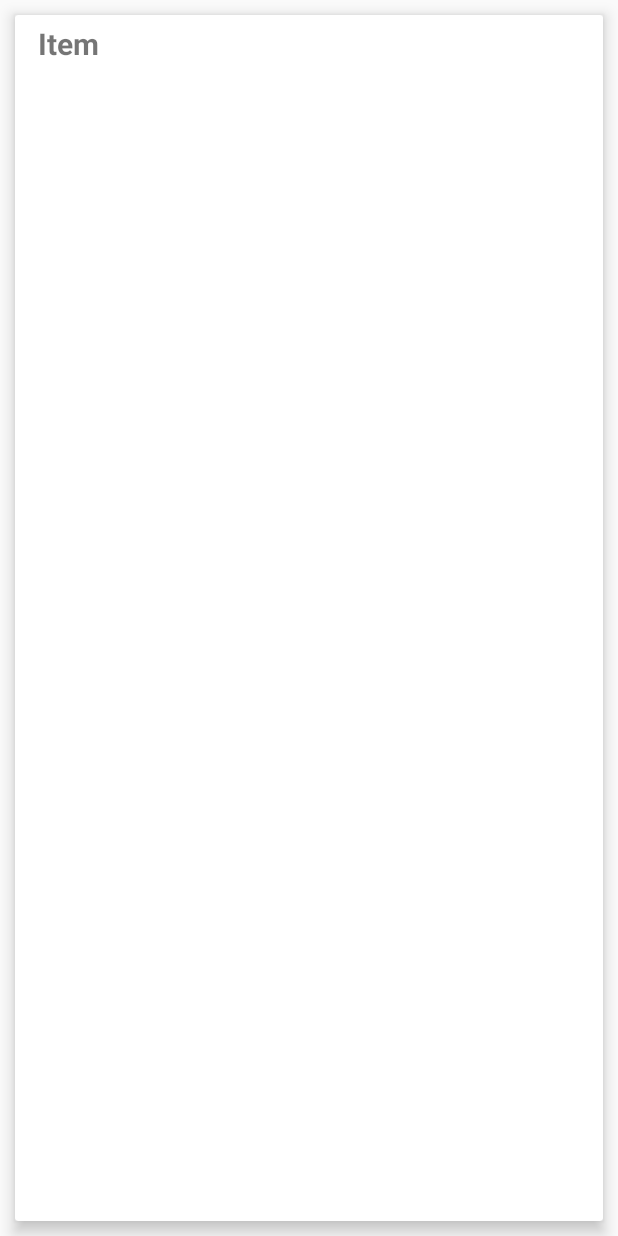
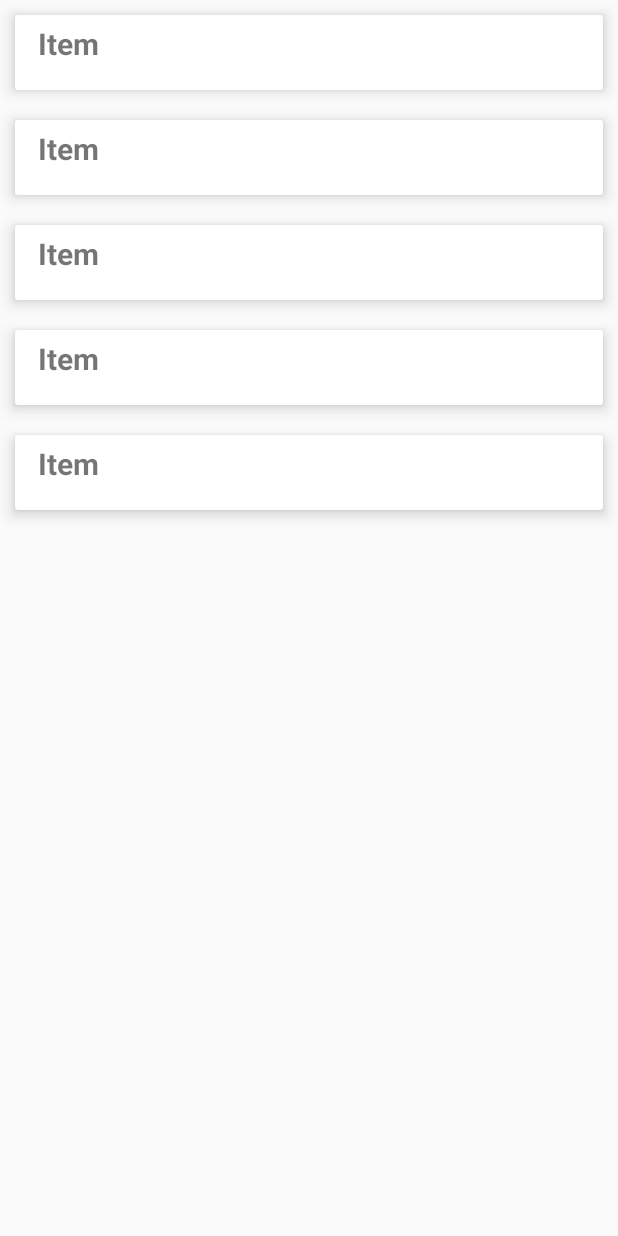
Before and after one commit to AND-Digital-Jemison/Jemison_KotlinMMP, an Android app: the layout activity_main.xml on its own in the app's theme, with its tools: preview values and no code run, on a phone screen of 412 x 824 dp. Run offline under Robolectric (Android 15) with nearby library versions, the phone set to English and light mode, and no system bars.

Commit message:
Fixed list view error

```diff
--- a/KotlinMMP/androidApp/src/main/java/and/jemison/kotlinmmp/android/MainActivity.kt
+++ b/KotlinMMP/androidApp/src/main/java/and/jemison/kotlinmmp/android/MainActivity.kt
@@ -37,6 +37,5 @@ class MainActivity : AppCompatActivity() {
                 Analytics::class.java, Crashes::class.java
             )
         }
-        setContentView(R.layout.activity_main)
     }
 }
--- a/KotlinMMP/androidApp/src/main/res/layout/card_view_design.xml
+++ b/KotlinMMP/androidApp/src/main/res/layout/card_view_design.xml
@@ -3,7 +3,7 @@
         xmlns:android="http://schemas.android.com/apk/res/android"
         xmlns:app="http://schemas.android.com/apk/res-auto"
         android:layout_width="match_parent"
-        android:layout_height="match_parent"
+        android:layout_height="50dp"
         android:layout_margin="10dp"
         app:cardElevation="6dp">
     <LinearLayout
```
